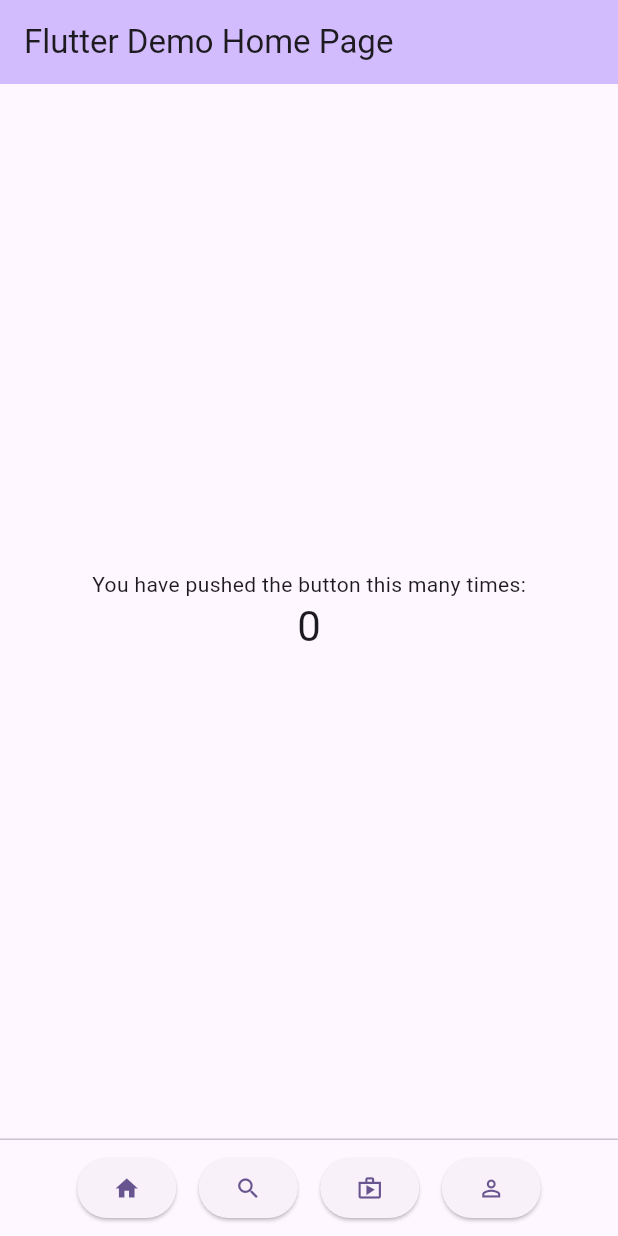
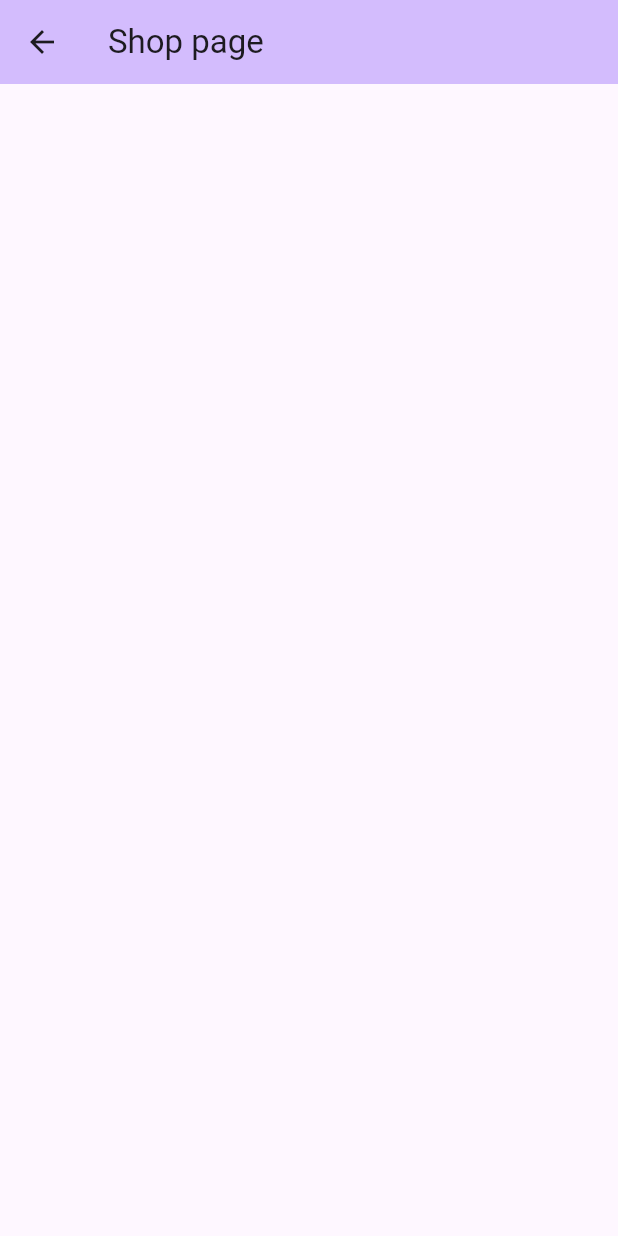
Before and after one commit to YhDiaz/CentralPerk, a Flutter app: the screen it shows after launch, after a tap on the "shop" icon, on a phone screen of 412 x 824 dp. Run offline on Flutter 3.47's test engine with Material 3 defaults, Android fonts, the phone set to English and light mode, and no system bars.

Commit message:
Add shop page - Add shop page file in pages folder. - Implement functionality for for shop button: go to shop page. - Implement basic structure for shop page: app bar with title and theme.

```diff
--- a/lib/pages/page_home.dart
+++ b/lib/pages/page_home.dart
@@ -1,4 +1,5 @@
 import 'package:central_perk/pages/page_search.dart';
+import 'package:central_perk/pages/page_shop.dart';
 import 'package:flutter/material.dart';
 
 class MyHomePage extends StatefulWidget
@@ -43,7 +44,7 @@ class _MyHomePageState extends State<MyHomePage>
   {
     setState(()
     {
-
+      Navigator.push(context, MaterialPageRoute(builder: (context) => const ShopPage(title: 'Shop page')));
     });
   }
 
--- /dev/null
+++ b/lib/pages/page_shop.dart
@@ -0,0 +1,26 @@
+import 'package:flutter/material.dart';
+
+class ShopPage extends StatefulWidget
+{
+  const ShopPage({super.key, required this.title});
+  final String title;
+
+  @override
+  State<ShopPage> createState() => _ShopPageState();
+}
+
+class _ShopPageState extends State<ShopPage>
+{
+  @override
+  Widget build(BuildContext context)
+  {
+    return Scaffold
+    (
+      appBar: AppBar
+      (
+        backgroundColor: Theme.of(context).colorScheme.inversePrimary,
+        title: Text(widget.title),
+      )
+    );
+  }
+}
```
